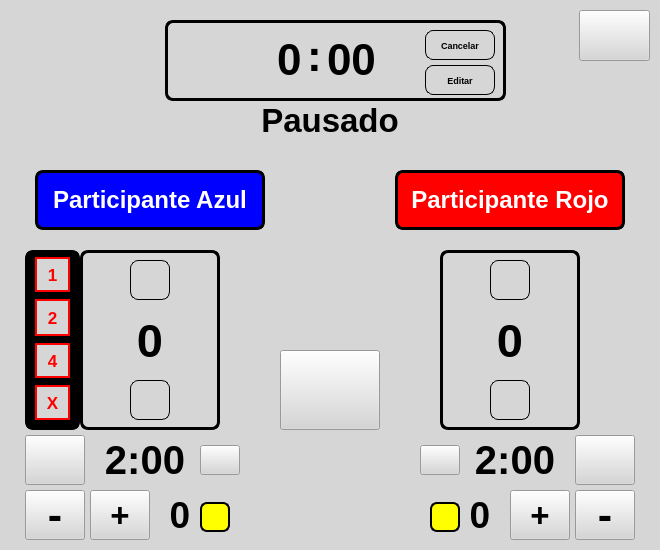
Old version of the form ventana_control.ui in the repository BLAK3D/Servicio_Comunitario.
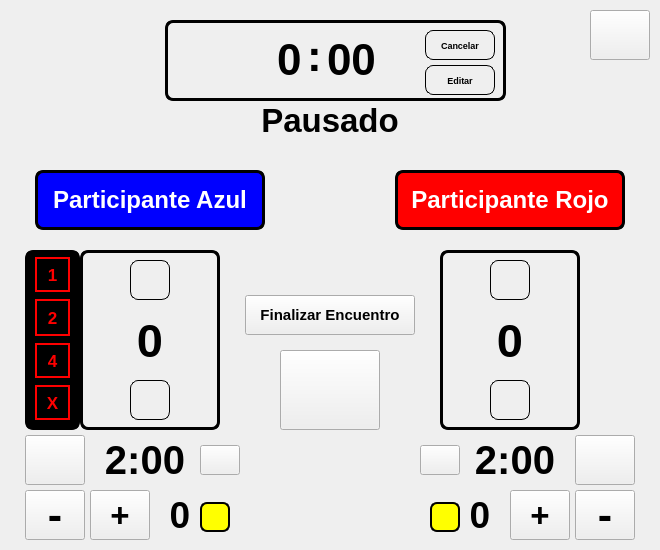
New version of the form. Icons and pictures are not drawn.

Patch:
```diff
--- a/ventana_control.ui
+++ b/ventana_control.ui
@@ -29,7 +29,21 @@
    <string>MainWindow</string>
   </property>
   <property name="styleSheet">
-   <string notr="true">
+   <string notr="true">QPushButton {
+	color: rgb(0, 0, 0);
+	background: transparent;
+    border-radius: 10px;
+    padding: 10px;
+    border: 1px solid black;
+}
+
+QPushButton:hover {
+	background-color: rgb(206, 206, 206);
+}
+
+QPushButton:pressed {
+    background-color: rgb(80, 80, 80);
+};
 
 background-color: rgb(214, 214, 214);</string>
   </property>
@@ -516,10 +530,10 @@
    <widget class="QPushButton" name="configuracion">
     <property name="geometry">
      <rect>
-      <x>579</x>
+      <x>590</x>
       <y>10</y>
-      <width>71</width>
-      <height>51</height>
+      <width>60</width>
+      <height>50</height>
      </rect>
     </property>
     <property name="font">
@@ -535,7 +549,7 @@
     </property>
     <property name="iconSize">
      <size>
-      <width>60</width>
+      <width>50</width>
       <height>60</height>
      </size>
     </property>
@@ -1108,6 +1122,52 @@
      </size>
     </property>
    </widget>
+   <widget class="QPushButton" name="finalizar">
+    <property name="enabled">
+     <bool>true</bool>
+    </property>
+    <property name="geometry">
+     <rect>
+      <x>245</x>
+      <y>295</y>
+      <width>170</width>
+      <height>40</height>
+     </rect>
+    </property>
+    <property name="font">
+     <font>
+      <family>MS Shell Dlg 2</family>
+      <pointsize>11</pointsize>
+      <weight>75</weight>
+      <bold>true</bold>
+      <kerning>false</kerning>
+     </font>
+    </property>
+    <property name="cursor">
+     <cursorShape>PointingHandCursor</cursorShape>
+    </property>
+    <property name="accessibleDescription">
+     <string/>
+    </property>
+    <property name="styleSheet">
+     <string notr="true"/>
+    </property>
+    <property name="text">
+     <string>Finalizar Encuentro</string>
+    </property>
+    <property name="iconSize">
+     <size>
+      <width>60</width>
+      <height>60</height>
+     </size>
+    </property>
+    <property name="default">
+     <bool>false</bool>
+    </property>
+    <property name="flat">
+     <bool>false</bool>
+    </property>
+   </widget>
   </widget>
  </widget>
  <resources/>
```
Left out of the diff: 66 changed lines with no effect on the pictures.
